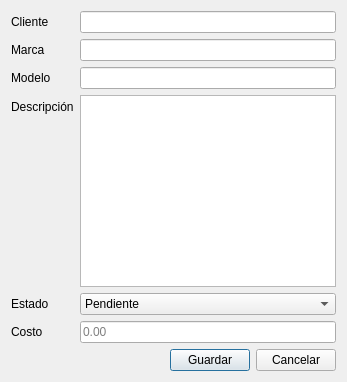
Before: the Qt Designer form app/ui/reparaciones.ui in galdotech/app_mateo, drawn with Qt 5.
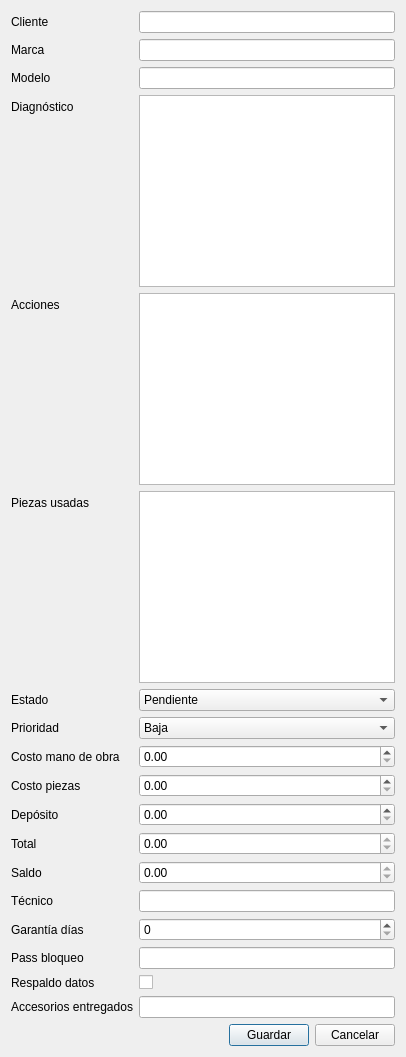
After: the same form once the commit is applied.

Commit message: feat: expand repair form with detailed fields

Diff of the .ui file:
```diff
--- a/app/ui/reparaciones.ui
+++ b/app/ui/reparaciones.ui
@@ -41,7 +41,7 @@
      <item row="3" column="0">
       <widget class="QLabel" name="labelDescripcion">
        <property name="text">
-        <string>Descripción</string>
+        <string>Diagnóstico</string>
        </property>
       </widget>
      </item>
@@ -49,13 +49,33 @@
       <widget class="QPlainTextEdit" name="plainTextDescripcion"/>
      </item>
      <item row="4" column="0">
+      <widget class="QLabel" name="labelAcciones">
+       <property name="text">
+        <string>Acciones</string>
+       </property>
+      </widget>
+     </item>
+     <item row="4" column="1">
+      <widget class="QPlainTextEdit" name="plainTextAcciones"/>
+     </item>
+     <item row="5" column="0">
+      <widget class="QLabel" name="labelPiezas">
+       <property name="text">
+        <string>Piezas usadas</string>
+       </property>
+      </widget>
+     </item>
+     <item row="5" column="1">
+      <widget class="QPlainTextEdit" name="plainTextPiezas"/>
+     </item>
+     <item row="6" column="0">
       <widget class="QLabel" name="labelEstado">
        <property name="text">
         <string>Estado</string>
        </property>
       </widget>
      </item>
-     <item row="4" column="1">
+     <item row="6" column="1">
       <widget class="QComboBox" name="comboEstado">
        <item>
         <property name="text">
@@ -69,20 +89,199 @@
        </item>
       </widget>
      </item>
-     <item row="5" column="0">
-      <widget class="QLabel" name="labelCosto">
+     <item row="7" column="0">
+      <widget class="QLabel" name="labelPrioridad">
        <property name="text">
-        <string>Costo</string>
+        <string>Prioridad</string>
        </property>
       </widget>
      </item>
-     <item row="5" column="1">
-      <widget class="QLineEdit" name="inputCosto">
-       <property name="placeholderText">
-        <string>0.00</string>
+     <item row="7" column="1">
+      <widget class="QComboBox" name="comboPrioridad">
+       <item>
+        <property name="text">
+         <string>Baja</string>
+        </property>
+       </item>
+       <item>
+        <property name="text">
+         <string>Normal</string>
+        </property>
+       </item>
+       <item>
+        <property name="text">
+         <string>Alta</string>
+        </property>
+       </item>
+      </widget>
+     </item>
+     <item row="8" column="0">
+      <widget class="QLabel" name="labelManoObra">
+       <property name="text">
+        <string>Costo mano de obra</string>
        </property>
       </widget>
      </item>
+     <item row="8" column="1">
+      <widget class="QDoubleSpinBox" name="doubleSpinBoxManoObra">
+       <property name="minimum">
+        <double>0.0</double>
+       </property>
+       <property name="maximum">
+        <double>999999999.0</double>
+       </property>
+       <property name="decimals">
+        <number>2</number>
+       </property>
+      </widget>
+     </item>
+     <item row="9" column="0">
+      <widget class="QLabel" name="labelCostoPiezas">
+       <property name="text">
+        <string>Costo piezas</string>
+       </property>
+      </widget>
+     </item>
+     <item row="9" column="1">
+      <widget class="QDoubleSpinBox" name="doubleSpinBoxCostoPiezas">
+       <property name="minimum">
+        <double>0.0</double>
+       </property>
+       <property name="maximum">
+        <double>999999999.0</double>
+       </property>
+       <property name="decimals">
+        <number>2</number>
+       </property>
+      </widget>
+     </item>
+     <item row="10" column="0">
+      <widget class="QLabel" name="labelDeposito">
+       <property name="text">
+        <string>Depósito</string>
+       </property>
+      </widget>
+     </item>
+     <item row="10" column="1">
+      <widget class="QDoubleSpinBox" name="doubleSpinBoxDeposito">
+       <property name="minimum">
+        <double>0.0</double>
+       </property>
+       <property name="maximum">
+        <double>999999999.0</double>
+       </property>
+       <property name="decimals">
+        <number>2</number>
+       </property>
+      </widget>
+     </item>
+     <item row="11" column="0">
+      <widget class="QLabel" name="labelTotal">
+       <property name="text">
+        <string>Total</string>
+       </property>
+      </widget>
+     </item>
+     <item row="11" column="1">
+      <widget class="QDoubleSpinBox" name="doubleSpinBoxTotal">
+       <property name="minimum">
+        <double>0.0</double>
+       </property>
+       <property name="maximum">
+        <double>999999999.0</double>
+       </property>
+       <property name="decimals">
+        <number>2</number>
+       </property>
+       <property name="readOnly">
+        <bool>true</bool>
+       </property>
+      </widget>
+     </item>
+     <item row="12" column="0">
+      <widget class="QLabel" name="labelSaldo">
+       <property name="text">
+        <string>Saldo</string>
+       </property>
+      </widget>
+     </item>
+     <item row="12" column="1">
+      <widget class="QDoubleSpinBox" name="doubleSpinBoxSaldo">
+       <property name="minimum">
+        <double>0.0</double>
+       </property>
+       <property name="maximum">
+        <double>999999999.0</double>
+       </property>
+       <property name="decimals">
+        <number>2</number>
+       </property>
+       <property name="readOnly">
+        <bool>true</bool>
+       </property>
+      </widget>
+     </item>
+     <item row="13" column="0">
+      <widget class="QLabel" name="labelTecnico">
+       <property name="text">
+        <string>Técnico</string>
+       </property>
+      </widget>
+     </item>
+     <item row="13" column="1">
+      <widget class="QLineEdit" name="lineEditTecnico"/>
+     </item>
+     <item row="14" column="0">
+      <widget class="QLabel" name="labelGarantia">
+       <property name="text">
+        <string>Garantía días</string>
+       </property>
+      </widget>
+     </item>
+     <item row="14" column="1">
+      <widget class="QSpinBox" name="spinBoxGarantia">
+       <property name="minimum">
+        <number>0</number>
+       </property>
+       <property name="maximum">
+        <number>9999</number>
+       </property>
+      </widget>
+     </item>
+     <item row="15" column="0">
+      <widget class="QLabel" name="labelPassBloqueo">
+       <property name="text">
+        <string>Pass bloqueo</string>
+       </property>
+      </widget>
+     </item>
+     <item row="15" column="1">
+      <widget class="QLineEdit" name="lineEditPassBloqueo">
+       <property name="echoMode">
+        <enum>QLineEdit::Password</enum>
+       </property>
+      </widget>
+     </item>
+     <item row="16" column="0">
+      <widget class="QLabel" name="labelRespaldo">
+       <property name="text">
+        <string>Respaldo datos</string>
+       </property>
+      </widget>
+     </item>
+     <item row="16" column="1">
+      <widget class="QCheckBox" name="checkBoxRespaldo"/>
+     </item>
+     <item row="17" column="0">
+      <widget class="QLabel" name="labelAccesorios">
+       <property name="text">
+        <string>Accesorios entregados</string>
+       </property>
+      </widget>
+     </item>
+     <item row="17" column="1">
+      <widget class="QLineEdit" name="lineEditAccesorios"/>
+     </item>
     </layout>
    </item>
    <item>
```
Left out of the diff: 10 changed lines with no effect on the pictures. The commit also changes 3 other files.
